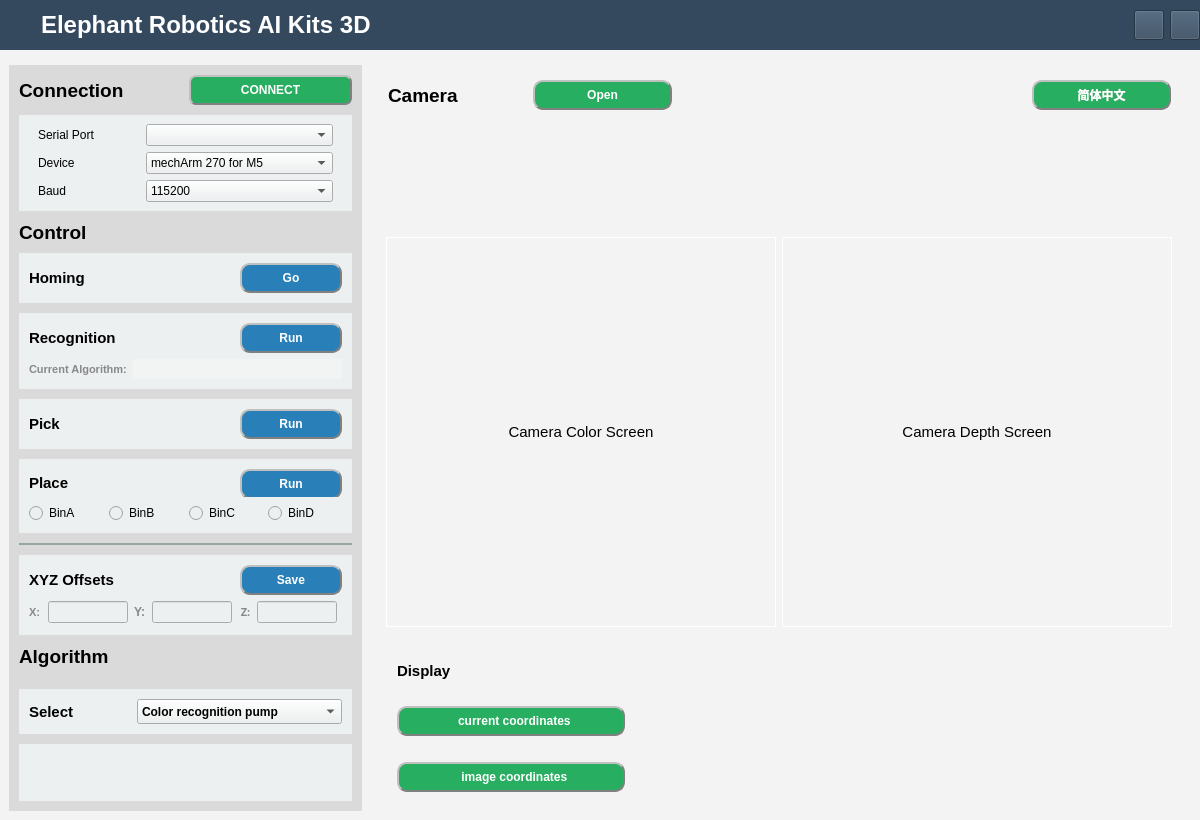
Above: resources/ui/AiKit_3D.ui from elephantrobotics/AiKit_3D_UI before the change. Below: the same form after it.
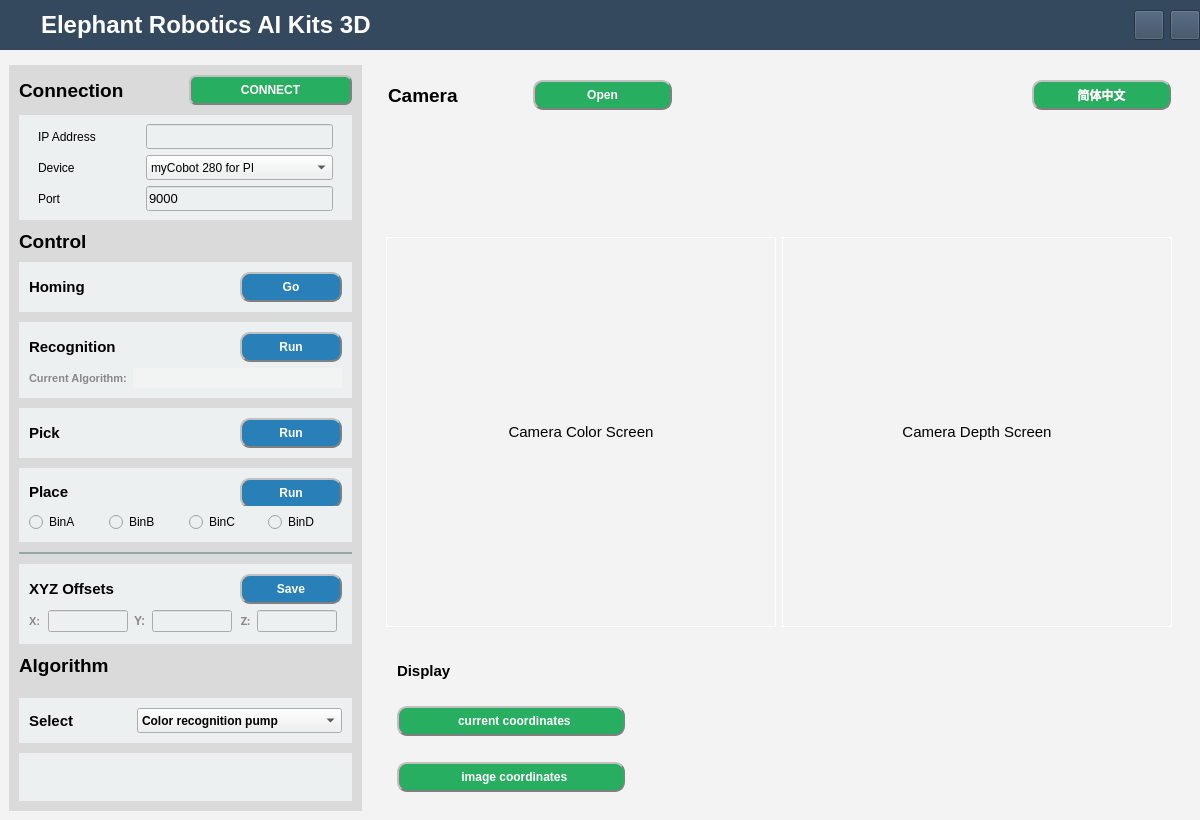
That is the form after the change. Icons and pictures are not drawn.

The edit to the form file:
```diff
--- a/resources/ui/AiKit_3D.ui
+++ b/resources/ui/AiKit_3D.ui
@@ -364,7 +364,7 @@
                   <widget class="QWidget" name="widget_3" native="true">
                    <layout class="QVBoxLayout" name="verticalLayout_2">
                     <item>
-                     <widget class="QLabel" name="port_lab">
+                     <widget class="QLabel" name="ip_lab">
                       <property name="font">
                        <font>
                         <family>Arial</family>
@@ -375,7 +375,7 @@
                        <string notr="true">background-color: rgb(255, 255, 255，200);</string>
                       </property>
                       <property name="text">
-                       <string>Serial Port</string>
+                       <string>IP Address</string>
                       </property>
                      </widget>
                     </item>
@@ -396,7 +396,7 @@
                      </widget>
                     </item>
                     <item>
-                     <widget class="QLabel" name="baud_lab">
+                     <widget class="QLabel" name="port_lab">
                       <property name="font">
                        <font>
                         <family>Arial</family>
@@ -407,7 +407,7 @@
                        <string notr="true">background-color: rgb(255, 255, 255，200);</string>
                       </property>
                       <property name="text">
-                       <string>Baud</string>
+                       <string>Port</string>
                       </property>
                      </widget>
                     </item>
@@ -418,17 +418,28 @@
                   <widget class="QWidget" name="widget_4" native="true">
                    <layout class="QVBoxLayout" name="verticalLayout_3">
                     <item>
-                     <widget class="QComboBox" name="comboBox_port">
+                     <widget class="QLineEdit" name="ip_lineEdit">
+                      <property name="minimumSize">
+                       <size>
+                        <width>0</width>
+                        <height>25</height>
+                       </size>
+                      </property>
                       <property name="font">
                        <font>
-                        <family>Arial</family>
-                        <bold>false</bold>
+                        <pointsize>10</pointsize>
                        </font>
                       </property>
                      </widget>
                     </item>
                     <item>
                      <widget class="QComboBox" name="comboBox_device">
+                      <property name="minimumSize">
+                       <size>
+                        <width>0</width>
+                        <height>25</height>
+                       </size>
+                      </property>
                       <property name="font">
                        <font>
                         <family>Arial</family>
@@ -437,29 +448,30 @@
                       </property>
                       <item>
                        <property name="text">
-                        <string>mechArm 270 for M5</string>
+                        <string>myCobot 280 for PI</string>
                        </property>
                       </item>
                      </widget>
                     </item>
                     <item>
-                     <widget class="QComboBox" name="comboBox_baud">
+                     <widget class="QLineEdit" name="port_lineEdit">
+                      <property name="minimumSize">
+                       <size>
+                        <width>0</width>
+                        <height>25</height>
+                       </size>
+                      </property>
                       <property name="font">
                        <font>
-                        <family>Arial</family>
-                        <bold>false</bold>
+                        <pointsize>10</pointsize>
                        </font>
                       </property>
-                      <item>
-                       <property name="text">
-                        <string>115200</string>
-                       </property>
-                      </item>
-                      <item>
-                       <property name="text">
-                        <string>1000000</string>
-                       </property>
-                      </item>
+                      <property name="styleSheet">
+                       <string notr="true"/>
+                      </property>
+                      <property name="text">
+                       <string>9000</string>
+                      </property>
                      </widget>
                     </item>
                    </layout>
```
Left out of the diff: 8 changed lines with no effect on the pictures.
